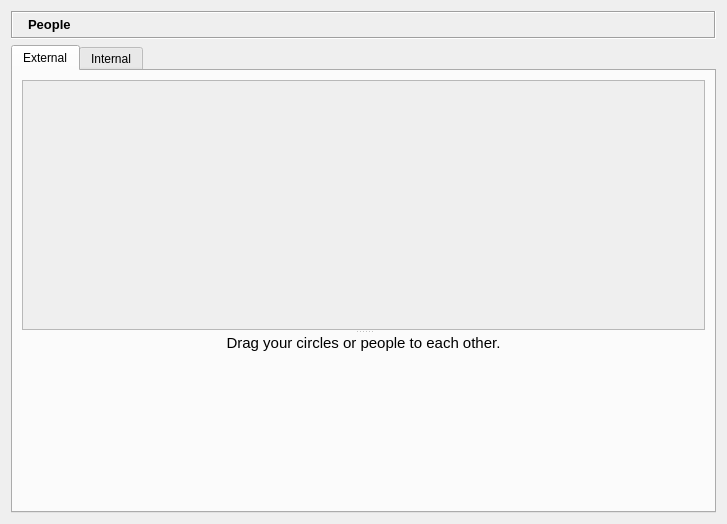
The window that retroshare-gui/src/gui/People/PeopleDialog.ui (RetroShare/RetroShare) describes before a commit, drawn with Qt 5.
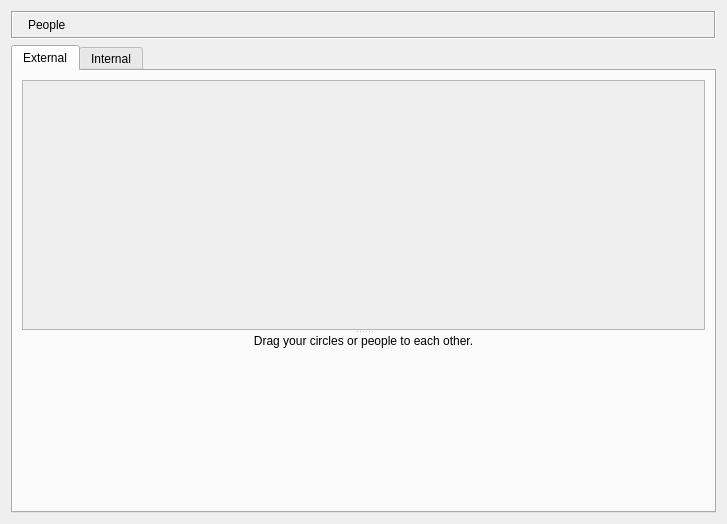
The same window after the commit. Icons and pictures are not drawn. Custom widgets are drawn as their Qt base class.

Commit message: Moved font size definitions from ui files to default qss. Added new base class StyledLabel to emulate the missing font-size by factor in qss.

```diff
--- a/retroshare-gui/src/gui/People/PeopleDialog.ui
+++ b/retroshare-gui/src/gui/People/PeopleDialog.ui
@@ -58,16 +58,9 @@
        </widget>
       </item>
       <item>
-       <widget class="QLabel" name="titleBarLabel">
-        <property name="font">
-         <font>
-          <pointsize>10</pointsize>
-          <weight>75</weight>
-          <bold>true</bold>
-         </font>
-        </property>
+       <widget class="StyledLabel" name="titleBarLabel">
         <property name="text">
-         <string>&lt;html&gt;&lt;head/&gt;&lt;body&gt;&lt;p&gt;People&lt;/p&gt;&lt;/body&gt;&lt;/html&gt;</string>
+         <string>People</string>
         </property>
        </widget>
       </item>
@@ -140,11 +133,6 @@
            <verstretch>0</verstretch>
           </sizepolicy>
          </property>
-         <property name="font">
-          <font>
-           <pointsize>11</pointsize>
-          </font>
-         </property>
          <property name="text">
               <string>Drag your circles or people to each other.</string>
          </property>
@@ -245,6 +233,11 @@
   </layout>
  </widget>
  <customwidgets>
+  <customwidget>
+   <class>StyledLabel</class>
+   <extends>QLabel</extends>
+   <header>gui/common/StyledLabel.h</header>
+  </customwidget>
   <customwidget>
    <class>PictureFlow</class>
    <extends>QWidget</extends>
```
Left out of the diff: 5 changed lines with no effect on the pictures. Lines whose indentation alone changed are shown as unchanged. The commit also changes 41 other files.
